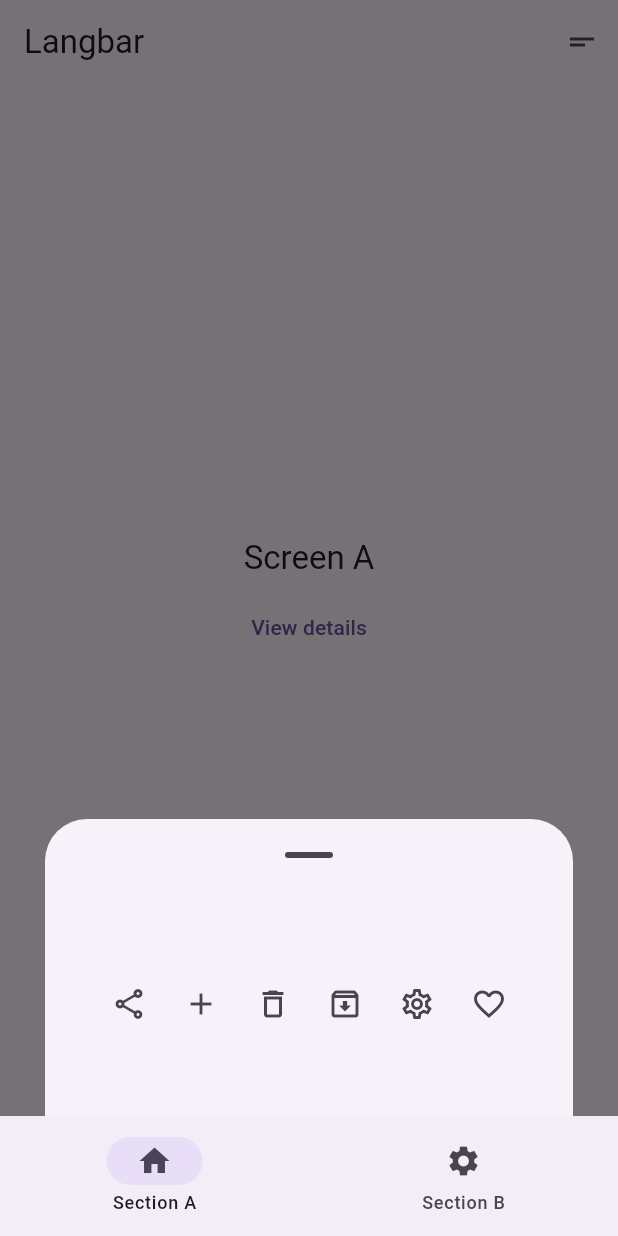
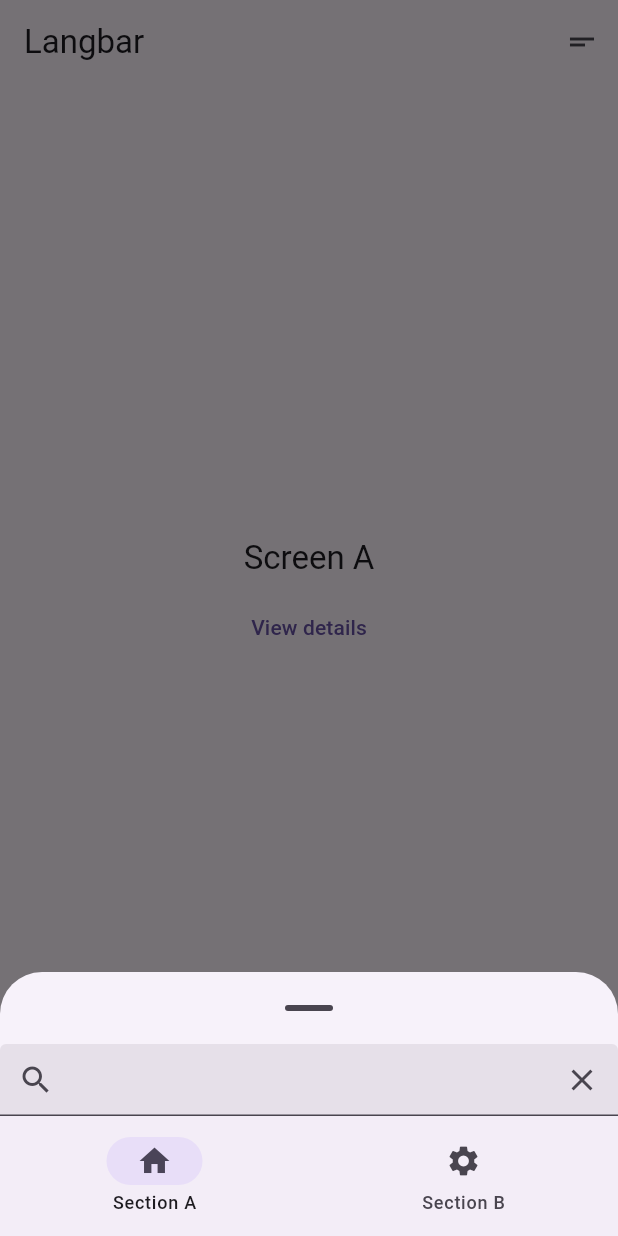
Before and after one commit to hansvdam/natural-language-bar, a Flutter app: the screen it shows after launch, after a tap on the "short text" icon, on a phone screen of 412 x 824 dp. Run offline on Flutter 3.47's test engine with Material 2 defaults, Android fonts, the phone set to English and light mode, and no system bars; our stand-ins replace go_router.

```diff
--- a/lib/app_bar_stuff.dart
+++ b/lib/app_bar_stuff.dart
@@ -1,4 +1,5 @@
 import 'package:flutter/material.dart';
+import 'package:flutter/services.dart';
 
 
 PreferredSizeWidget createAppBar(
@@ -36,3 +37,43 @@ class _BottomSheetButton extends StatelessWidget {
     );
   }
 }
+
+class LangField extends StatefulWidget {
+  const LangField();
+
+  @override
+  State<LangField> createState() => _LangFieldState();
+}
+
+class _LangFieldState extends State<LangField> {
+  final TextEditingController _controllerOutlined =TextEditingController();
+
+  @override
+  Widget build(BuildContext context) => TextField(
+    // maxLength: 10,
+    // maxLengthEnforcement: MaxLengthEnforcement.none,
+    controller: _controllerOutlined,
+    decoration: InputDecoration(
+      prefixIcon: const Icon(Icons.search),
+      suffixIcon: _ClearButton(controller: _controllerOutlined),
+      // labelText: 'Filled',
+      // hintText: 'hint text',
+      // helperText: 'supporting text',
+      filled: true,
+      // errorText: 'error text',
+    ),
+  );
+}
+
+
+class _ClearButton extends StatelessWidget {
+  const _ClearButton({required this.controller});
+
+  final TextEditingController controller;
+
+  @override
+  Widget build(BuildContext context) => IconButton(
+    icon: const Icon(Icons.clear),
+    onPressed: () => controller.clear(),
+  );
+}
--- a/lib/main.dart
+++ b/lib/main.dart
@@ -1,4 +1,5 @@
 import 'package:flutter/material.dart';
+import 'package:flutter/services.dart';
 import 'package:go_router/go_router.dart';
 // ignore: depend_on_referenced_packages
 import 'package:flutter_web_plugins/url_strategy.dart';
@@ -216,6 +217,8 @@ class RootScreen extends StatefulWidget {
 
 class _RootScreenState extends State<RootScreen> {
 
+  final TextEditingController _controllerOutlined = TextEditingController();
+
   List<Widget> buttonList = <Widget>[
     IconButton(onPressed: () {}, icon: const Icon(Icons.share_outlined)),
     IconButton(onPressed: () {}, icon: const Icon(Icons.add)),
@@ -224,36 +227,22 @@ class _RootScreenState extends State<RootScreen> {
     IconButton(onPressed: () {}, icon: const Icon(Icons.settings_outlined)),
     IconButton(onPressed: () {}, icon: const Icon(Icons.favorite_border)),
   ];
+
   @override
   Widget build(BuildContext context) {
     return Scaffold(
       appBar: createAppBar(() {
-        showModalBottomSheet<void>(
-          showDragHandle: true,
-          context: context,
-          // TODO: Remove when this is in the framework https://github.com/flutter/flutter/issues/118619
-          constraints: const BoxConstraints(maxWidth: 640),
-          builder: (context) {
-            return SizedBox(
-              height: 150,
-              child: Padding(
-                padding: const EdgeInsets.symmetric(horizontal: 32.0),
-                child: ListView(
-                  shrinkWrap: true,
-                  scrollDirection: Axis.horizontal,
-                  children: buttonList,
-                ),
-              ),
-            );
-          },
-        );
+        bottomsheet(context);
       }),
       body: Center(
         child: Column(
           mainAxisSize: MainAxisSize.min,
           children: <Widget>[
             Text('Screen ${widget.label}',
-                style: Theme.of(context).textTheme.titleLarge),
+                style: Theme
+                    .of(context)
+                    .textTheme
+                    .titleLarge),
             const Padding(padding: EdgeInsets.all(4)),
             TextButton(
               onPressed: () => context.go(widget.detailsPath),
@@ -264,8 +253,54 @@ class _RootScreenState extends State<RootScreen> {
       ),
     );
   }
+
+  void bottomsheet(BuildContext context) {
+    if (true) {
+      showModalBottomSheet<void>(
+        showDragHandle: true,
+        context: context,
+        // TODO: Remove when this is in the framework https://github.com/flutter/flutter/issues/118619
+        // constraints: const BoxConstraints(maxWidth: 640),
+        builder: (context) {
+          return LangField();
+          // return SizedBox(
+          //   height: 150,
+          //   width: double.infinity,
+          //   child: Padding(
+          //     padding: const EdgeInsets.symmetric(horizontal: 32.0),
+          //     child: ListView(
+          //       shrinkWrap: true,
+          //       scrollDirection: Axis.horizontal,
+          //       children: buttonList,
+          //     ),
+          //   ),
+          // );
+        },
+      );
+    } else {
+      showBottomSheet<void>(
+        enableDrag: true,
+        elevation: 8.0,
+        context: context,
+        // TODO: Remove when this is in the framework https://github.com/flutter/flutter/issues/118619
+        constraints: const BoxConstraints(maxWidth: 640),
+        builder: (context) {
+          return SizedBox(
+            height: 150,
+            child: Padding(
+              padding: const EdgeInsets.symmetric(horizontal: 32.0),
+              child: ListView(
+                shrinkWrap: true,
+                scrollDirection: Axis.horizontal,
+                children: buttonList,
+              ),
+            ),
+          );
+        },
+      );
+    }
+  }
 }
-
 /// The details screen for either the A or B screen.
 class DetailsScreen extends StatefulWidget {
   /// Constructs a [DetailsScreen].
```
